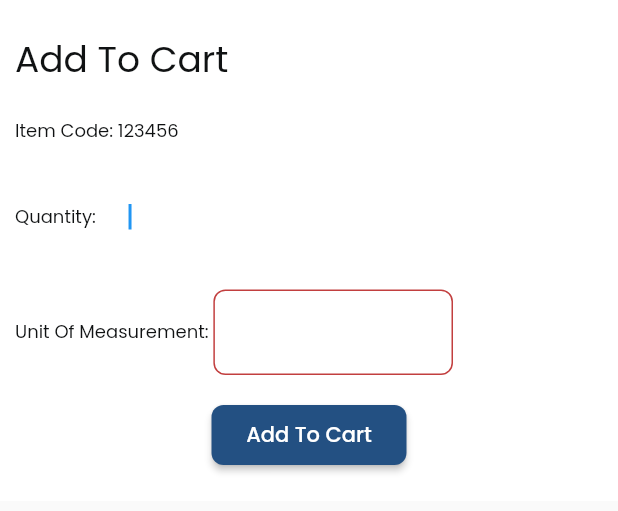
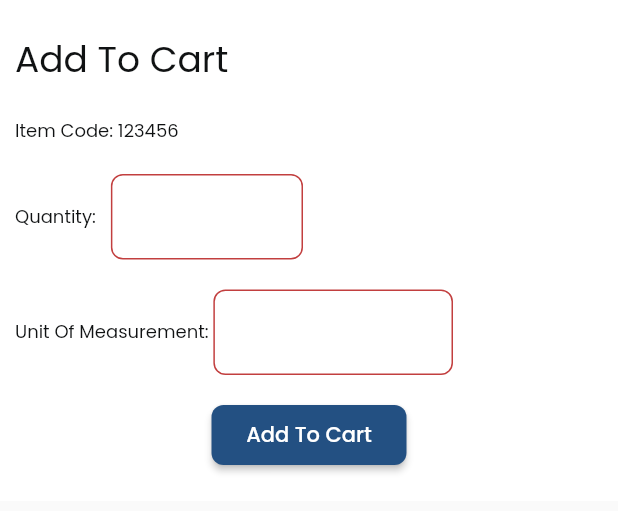
Before and after one commit to PiersoftDev/MarketPlace, a Flutter app: the AddToCartWidget widget shown alone on an empty page, opened directly, on a phone screen of 412 x 824 dp. Shown: the top 511 px of the screen. Run offline on Flutter 3.47's test engine with Material 2 defaults, Android fonts, the phone set to English and light mode, and no system bars; drawn by our look-alikes of auto_size_text; our stand-ins replace built_collection, built_value, cloud_firestore, dropdown_button2, easy_debounce, equatable and 17 more; missing offline and left inert: algolia, json_path; accounts and stored records are empty; statements that could not run were skipped.

Commit message:
Updating to latest FlutterFlow output.

```diff
--- a/lib/components/add_to_cart_widget.dart
+++ b/lib/components/add_to_cart_widget.dart
@@ -84,7 +84,6 @@ class _AddToCartWidgetState extends State<AddToCartWidget> {
                           width: MediaQuery.of(context).size.width * 0.05,
                           child: TextFormField(
                             controller: _model.textController1,
-                            autofocus: true,
                             obscureText: false,
                             decoration: InputDecoration(
                               hintStyle: FlutterFlowTheme.of(context).bodySmall,
@@ -97,7 +96,7 @@ class _AddToCartWidgetState extends State<AddToCartWidget> {
                               ),
                               focusedBorder: OutlineInputBorder(
                                 borderSide: BorderSide(
-                                  color: Color(0x00000000),
+                                  color: Color(0xFFC23F3F),
                                   width: 1.0,
                                 ),
                                 borderRadius: BorderRadius.circular(8.0),
@@ -144,7 +143,6 @@ class _AddToCartWidgetState extends State<AddToCartWidget> {
                           width: MediaQuery.of(context).size.width * 0.1,
                           child: TextFormField(
                             controller: _model.textController2,
-                            autofocus: true,
                             obscureText: false,
                             decoration: InputDecoration(
                               hintStyle: FlutterFlowTheme.of(context).bodySmall,
@@ -157,7 +155,7 @@ class _AddToCartWidgetState extends State<AddToCartWidget> {
                               ),
                               focusedBorder: OutlineInputBorder(
                                 borderSide: BorderSide(
-                                  color: Color(0x00000000),
+                                  color: Color(0xFFC23F3F),
                                   width: 1.0,
                                 ),
                                 borderRadius: BorderRadius.circular(8.0),
--- a/lib/pages/item_selection_page/item_selection_page_widget.dart
+++ b/lib/pages/item_selection_page/item_selection_page_widget.dart
@@ -252,7 +252,7 @@ class _ItemSelectionPageWidgetState extends State<ItemSelectionPageWidget> {
                                                 height: MediaQuery.of(context)
                                                         .size
                                                         .height *
-                                                    0.4,
+                                                    0.6,
                                                 child: AddToCartWidget(),
                                               ),
                                             ),
```
